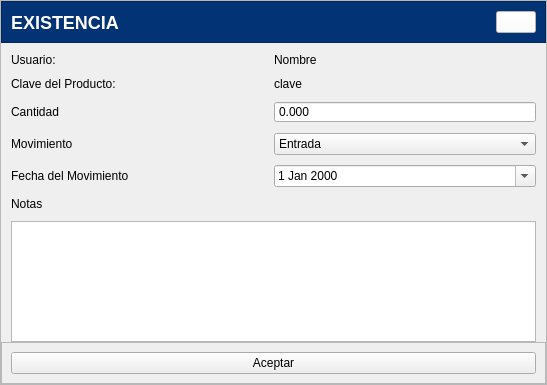
First picture: the form in app/View/UserInterfaceUi/UI_EXISTENCIA_PRODUCTOS.ui, repository LAngelVp/software-punto-de-venta, before the edit.
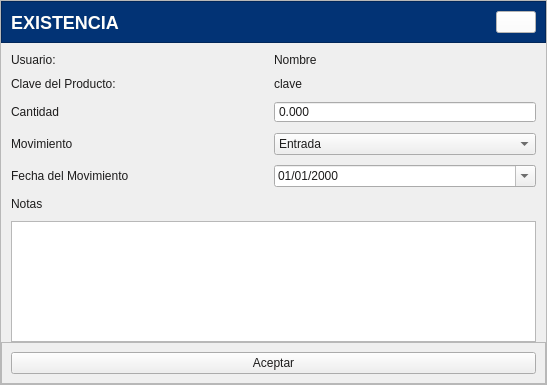
Second picture: the form after the edit. Icons and pictures are not drawn.

Patch:
```diff
--- a/app/View/UserInterfaceUi/UI_EXISTENCIA_PRODUCTOS.ui
+++ b/app/View/UserInterfaceUi/UI_EXISTENCIA_PRODUCTOS.ui
@@ -14,7 +14,9 @@
    <string>Existencia Producto</string>
   </property>
   <property name="styleSheet">
-   <string notr="true">#contenedor_encabezado{
+   <string notr="true">*{color: #1d1c1c;}
+[objectName*=&quot;contenedor&quot;]{border:none;}
+#contenedor_encabezado{
 background: #023375;
 }
 #etiqueta_encabezado_existenciaProducto{
@@ -71,33 +73,7 @@
 #btn_existenciaProducto_cerrar:pressed{
 background: rgb(222, 221, 218);
 }
-[objectName*=&quot;cajaOpciones&quot;]{
-border: none;
-border-bottom: 1px solid #787878;
-borde-radius: 3px;
-padding: 2px;
-background-color: #F5F5F5;
-font-size: 14px;
-min-width: 200px;
-font-family:&quot;Arial&quot;;
-color: #1d1c1c;
-}
-[objectName*=&quot;cajaOpciones&quot;]::drop-down{
-subcontrol-origin: padding;
-subcontrol-position: top right;
-padding-right:5px;
-width: 20%;
-border-left-width: 1px;
-borde-radius: 3px;
-background-color: #F5F5F5;
-}
-[objectName*=&quot;cajaOpciones&quot;]::down-arrow{
-image: url(:/Icons/Bootstrap/filter-left.svg);
-width: 17%;
-height: 17%;
-padding-left:5px;
-padding-right:5px;
-}
+
 [objectName*=&quot;decimal&quot;]{
 min-width:100px;
 background: #F5F5F5;
@@ -127,7 +103,7 @@
 width: 20%;
 border-left-width: 1px;
 borde-radius: 5px;
-background-color: #f5f4f1;
+background-color: #F5F5F5;
 }
 *[objectName*=&quot;fecha_&quot;]::down-arrow{
 image: url(:/Icons/Bootstrap/calendar2-date.svg);
@@ -135,9 +111,102 @@
 height: 17%;
 padding-left:5px;
 padding-right:5px;
+background: #F5F5F5;
 }
 *[objectName*=&quot;fecha_&quot;]::focus{
 border-bottom: 2px solid #00668c;
+}
+QCalendarWidget QWidget#qt_calendar_navigationbar {
+    background-color: #00668c;
+    color: white;
+    border-top-left-radius: 5px;
+    border-top-right-radius: 5px;
+}
+
+/* BOTONES DE NAVEGACIÓN */
+QCalendarWidget QToolButton {
+    background-color: transparent;
+    color: white;
+    font-weight: bold;
+    padding: 5px;
+}
+
+/* DESPLEGABLE DE MESES */
+QCalendarWidget QMenu {
+    background-color: #FFFFFF;
+    border: 1px solid #3b3c3d;
+}
+
+/* DÍAS DE LA SEMANA */
+QCalendarWidget QWidget#qt_calendar_weekdaybar {
+    background-color: #f5f4f1;
+    color: #3b3c3d;
+}
+
+/* DÍAS DEL MES */
+QCalendarWidget QAbstractItemView:enabled {
+    background-color: #FFFFFF;
+    color: #1d1c1c;
+    selection-background-color: #00668c;  /* Color al seleccionar fecha */
+    selection-color: white;
+}
+
+/* DÍAS DE OTROS MESES */
+QCalendarWidget QAbstractItemView:disabled {
+    color: #AAAAAA;
+}
+
+/* EFECTO HOVER SOBRE DÍAS */
+QCalendarWidget QAbstractItemView::item:hover {
+    background-color: #e1f0f7;
+    color: #1d1c1c;
+}
+
+
+
+
+
+[objectName*=&quot;cajaOpciones&quot;] {
+    border: none;
+    border-bottom: 1px solid #787878 ;
+    padding: 2px ;
+    background-color: #F5F5F5 ;
+    font-size: 14px ;
+    min-width: 200px ;
+    font-family: &quot;Arial&quot; ;
+    color: #1d1c1c ;
+	selection-background-color: #4791F5; 
+}
+
+/* ESTILO DEL DROPDOWN (LISTA) */
+[objectName*=&quot;cajaOpciones&quot;] QListView {
+    background: #F5F5F5 ;
+    border-radius: 3px;
+    outline: none;
+}
+
+/* ESTILO DE LOS ÍTEMS */
+[objectName*=&quot;cajaOpciones&quot;] QListView::item {
+    padding: 6px 10px ;
+    margin: 2px ;
+}
+/* BOTÓN DESPLEGABLE */
+[objectName*=&quot;cajaOpciones&quot;]::drop-down {
+    subcontrol-origin: padding ;
+    subcontrol-position: top right ;
+    padding-right: 5px ;
+    width: 20% ;
+    border-left-width: 1px ;
+    border-radius: 3px ;
+    background-color: #F5F5F5 ;
+}
+/* FLECHA DESPLEGABLE */
+[objectName*=&quot;cajaOpciones&quot;]::down-arrow {
+    image: url(:/Icons/Bootstrap/filter-left.svg);
+    width: 17% ;
+    height: 17% ;
+    padding-left: 5px ;
+    padding-right: 5px ;
 }</string>
   </property>
   <layout class="QGridLayout" name="gridLayout">
@@ -233,6 +302,9 @@
         </item>
         <item row="1" column="1">
          <widget class="QComboBox" name="cajaOpciones_TipoMovimiento">
+          <property name="frame">
+           <bool>true</bool>
+          </property>
           <item>
            <property name="text">
             <string>Entrada</string>
@@ -247,6 +319,9 @@
         </item>
         <item row="2" column="1">
          <widget class="QDateEdit" name="fecha_FechaMovimiento">
+          <property name="displayFormat">
+           <string>dd/MM/yyyy</string>
+          </property>
           <property name="calendarPopup">
            <bool>true</bool>
           </property>
```
Left out of the diff: 24 changed lines with no effect on the pictures.
